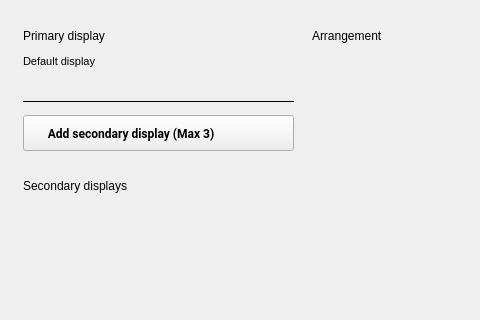
First picture: the form in android/android-emu/android/skin/qt/extended-pages/multi-display-page.ui, repository aosp-mirror/platform_external_qemu, before the edit; both pictures show x 0 to 480 and y 0 to 320 of the 618 by 541 pixel window.
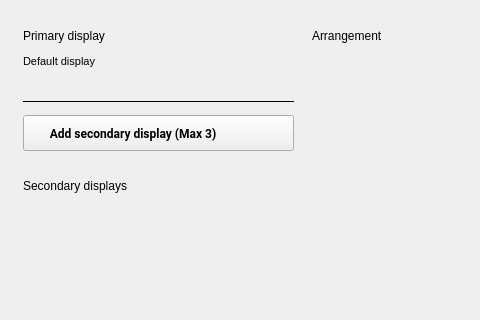
Second picture: the form after the edit. Custom widgets are drawn as their Qt base class.

Commit message:
[MultiDisplay][UI Fix] Better alignment and focus

Test: Manual

Diff of the .ui file:
```diff
--- a/android/android-emu/android/skin/qt/extended-pages/multi-display-page.ui
+++ b/android/android-emu/android/skin/qt/extended-pages/multi-display-page.ui
@@ -139,9 +139,7 @@
             </font>
            </property>
            <property name="styleSheet">
-            <string>
-             text-align: left;
-            </string>
+            <string notr="true">padding-left: 2px; text-align: left;</string>
            </property>
            <property name="text">
             <string>        Add secondary display (Max 3)</string>
```
The commit also changes 1 other file.
